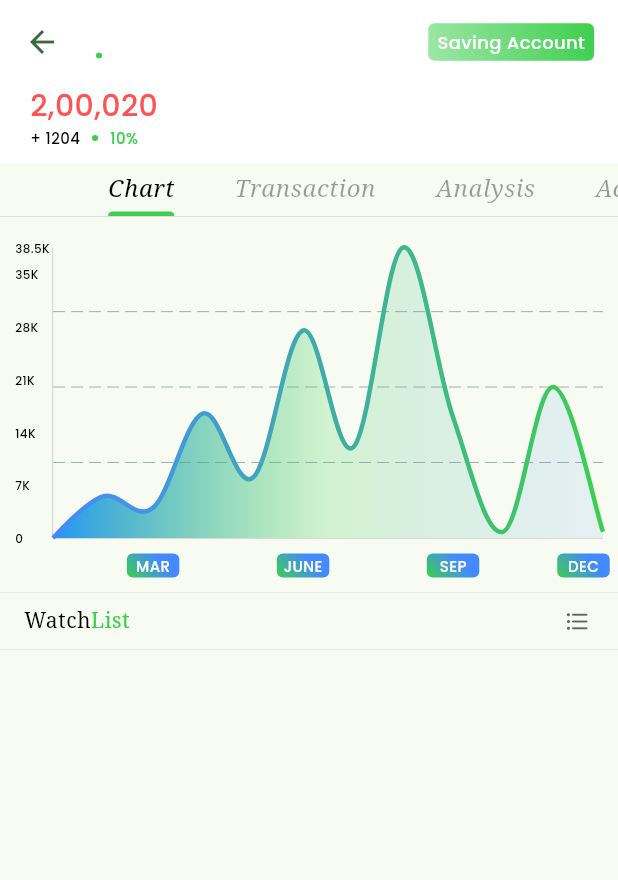
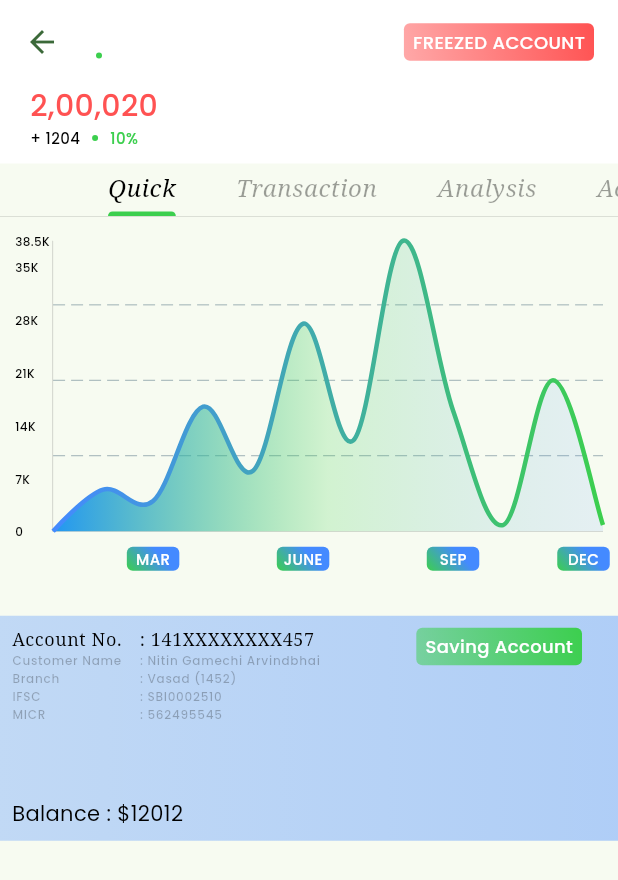
Before and after one commit to GamechiNitin/SimpleBank, a Flutter app: the WatchListDetailScreen screen opened directly with empty values, on a phone screen of 412 x 824 dp. Shown: the top 880 px of the screen. Run offline on Flutter 3.47's test engine with Material 2 defaults, Android fonts, the phone set to English and light mode, and no system bars; drawn by our look-alikes of fl_chart; our stand-ins replace flutter_bloc, google_fonts, shared_preferences; accounts and stored records are empty.

Commit message:
WatchList UI : Account Info Cart

```diff
--- /dev/null
+++ b/lib/view/screen/watchlist/watchlist_details/component/sublabel_component.dart
@@ -0,0 +1,32 @@
+import 'package:simple_bank/utils/import.dart';
+
+class SublaelComponent extends StatelessWidget {
+  const SublaelComponent({super.key, this.l1, this.l2, this.color});
+  final String? l1;
+  final String? l2;
+  final Color? color;
+
+  @override
+  Widget build(BuildContext context) {
+    return Row(
+      children: [
+        SizedBox(
+          width: 85,
+          child: Text(
+            l1 ?? "",
+            style: Theme.of(context).textTheme.labelSmall?.copyWith(
+                  fontSize: 8,
+                ),
+          ),
+        ),
+        Text(
+          ": $l2",
+          style: Theme.of(context).textTheme.labelSmall?.copyWith(
+                fontSize: 8,
+                color: color,
+              ),
+        ),
+      ],
+    );
+  }
+}
--- /dev/null
+++ b/lib/view/screen/watchlist/watchlist_details/tabs/chart_tabs.dart
@@ -0,0 +1,122 @@
+import 'package:simple_bank/utils/import.dart';
+import 'package:simple_bank/view/screen/watchlist/watchlist_details/component/sublabel_component.dart';
+import 'package:simple_bank/view/widget/chart/line_chart.dart';
+
+class ChartTab extends StatelessWidget {
+  const ChartTab({super.key});
+
+  @override
+  Widget build(BuildContext context) {
+    return Column(
+      children: [
+        const LineChartWidget(),
+        const SizedBox(height: 30),
+        Container(
+          height: 150,
+          width: double.infinity,
+          decoration: BoxDecoration(
+            gradient: LinearGradient(
+              colors: [
+                kBlueAccentColor.withOpacity(0.3),
+                kBlueAccentColor.withOpacity(0.4),
+                // kPrimaryColor.withOpacity(0.8),
+              ],
+            ),
+          ),
+          child: Column(
+            crossAxisAlignment: CrossAxisAlignment.start,
+            mainAxisAlignment: MainAxisAlignment.spaceBetween,
+            children: [
+              Padding(
+                padding: const EdgeInsets.all(8.0),
+                child: Row(
+                  crossAxisAlignment: CrossAxisAlignment.start,
+                  mainAxisAlignment: MainAxisAlignment.spaceBetween,
+                  children: [
+                    Expanded(
+                      child: Column(
+                        mainAxisAlignment: MainAxisAlignment.start,
+                        crossAxisAlignment: CrossAxisAlignment.start,
+                        children: [
+                          Row(
+                            children: [
+                              SizedBox(
+                                width: 85,
+                                child: Text(
+                                  "Account No.",
+                                  style: Theme.of(context).textTheme.bodySmall,
+                                ),
+                              ),
+                              Text(
+                                ": 141XXXXXXXX457",
+                                style: Theme.of(context).textTheme.bodySmall,
+                              ),
+                            ],
+                          ),
+                          const SublaelComponent(
+                            l1: "Customer Name",
+                            l2: "Nitin Gamechi Arvindbhai",
+                          ),
+                          const SublaelComponent(
+                            l1: "Branch",
+                            l2: "Vasad (1452)",
+                          ),
+                          const SublaelComponent(
+                            l1: "IFSC",
+                            l2: "SBI0002510",
+                          ),
+                          const SublaelComponent(
+                            l1: "MICR",
+                            l2: "562495545",
+                          )
+                        ],
+                      ),
+                    ),
+                    Container(
+                      height: 25,
+                      padding: const EdgeInsets.symmetric(horizontal: 6),
+                      margin: const EdgeInsets.only(right: 16),
+                      alignment: Alignment.center,
+                      decoration: BoxDecoration(
+                        borderRadius: BorderRadius.circular(4),
+                        gradient: LinearGradient(
+                          begin: Alignment.topRight,
+                          end: Alignment.bottomLeft,
+                          colors: [
+                            // kBlueAccentColor,
+                            // kPrimaryColor,
+                            kPrimaryColor,
+                            kPrimaryColor.withOpacity(0.5),
+                          ],
+                        ),
+                      ),
+                      child: Text(
+                        "Saving Account",
+                        style: Theme.of(context).textTheme.bodyMedium?.copyWith(
+                              fontSize: size12,
+                              fontWeight: FontWeight.w500,
+                              color: kWhiteColor,
+                            ),
+                      ),
+                    ),
+                  ],
+                ),
+              ),
+              const SizedBox(
+                height: 2,
+              ),
+              Padding(
+                padding: const EdgeInsets.all(8.0),
+                child: Text(
+                  "Balance : \$12012",
+                  maxLines: 2,
+                  style: Theme.of(context).textTheme.bodyMedium,
+                ),
+              ),
+            ],
+          ),
+        ),
+      ],
+    );
+  }
+}
--- a/lib/view/screen/watchlist/watchlist_details/watchlist_details_screen.dart
+++ b/lib/view/screen/watchlist/watchlist_details/watchlist_details_screen.dart
@@ -2,6 +2,7 @@ import 'dart:developer';
 
 import 'package:simple_bank/utils/import.dart';
 import 'package:simple_bank/view/screen/watchlist/watchlist_details/component/account_info_appbar_component.dart';
+import 'package:simple_bank/view/screen/watchlist/watchlist_details/tabs/chart_tabs.dart';
 import 'package:simple_bank/view/screen/watchlist/watchlist_home/component/grid_component.dart';
 import 'package:simple_bank/view/widget/chart/line_chart.dart';
 import 'package:simple_bank/view/widget/persistent_header.dart';
@@ -45,6 +46,7 @@ class _WatchListDetailScreenState extends State<WatchListDetailScreen>
   Widget build(BuildContext context) {
     return Scaffold(
       body: NestedScrollView(
+        physics: const BouncingScrollPhysics(),
         controller: scrollController,
         headerSliverBuilder: (context, val) {
           log(val.toString());
@@ -57,8 +59,8 @@ class _WatchListDetailScreenState extends State<WatchListDetailScreen>
               actions: [
                 Container(
                   height: 25,
-                  padding: EdgeInsets.symmetric(horizontal: 6),
-                  margin: EdgeInsets.only(right: 16),
+                  padding: const EdgeInsets.symmetric(horizontal: 6),
+                  margin: const EdgeInsets.only(right: 16),
                   alignment: Alignment.center,
                   decoration: BoxDecoration(
                     borderRadius: BorderRadius.circular(4),
@@ -68,13 +70,13 @@ class _WatchListDetailScreenState extends State<WatchListDetailScreen>
                       colors: [
                         // kBlueAccentColor,
                         // kPrimaryColor,
-                        kPrimaryColor,
-                        kPrimaryColor.withOpacity(0.5),
+                        kErrorColor,
+                        kErrorColor.withOpacity(0.5),
                       ],
                     ),
                   ),
                   child: Text(
-                    "Saving Account",
+                    "FREEZED ACCOUNT",
                     style: Theme.of(context).textTheme.bodyMedium?.copyWith(
                           fontSize: size12,
                           fontWeight: FontWeight.w500,
@@ -135,7 +137,7 @@ class _WatchListDetailScreenState extends State<WatchListDetailScreen>
                 child: PersistentTabBar(
                   controller: controller,
                   tabs: const [
-                    Text("Chart"),
+                    Text("Quick"),
                     Text("Transaction"),
                     Text("Analysis"),
                     Text("Account"),
@@ -147,144 +149,11 @@ class _WatchListDetailScreenState extends State<WatchListDetailScreen>
         },
         body: TabBarView(
           controller: controller,
-          children: [
-            ListView(
-              // shrinkWrap: true,
-              children: [
-                const LineChartWidget(),
-                Container(
-                  margin: const EdgeInsets.only(top: 10),
-                  padding: const EdgeInsets.symmetric(
-                    vertical: 8,
-                    horizontal: 16,
-                  ),
-                  decoration: BoxDecoration(
-                    border: Border(
-                      top: BorderSide(
-                        color: Theme.of(context).disabledColor,
-                        width: 0.1,
-                      ),
-                      bottom: BorderSide(
-                        color: Theme.of(context).disabledColor,
-                        width: 0.1,
-                      ),
-                    ),
-                  ),
-                  child: Row(
-                    mainAxisAlignment: MainAxisAlignment.spaceBetween,
-                    children: [
-                      RichText(
-                        text: TextSpan(
-                          text: "Watch",
-                          style:
-                              Theme.of(context).textTheme.bodySmall?.copyWith(
-                                    fontSize: size14,
-                                  ),
-                          children: [
-                            TextSpan(
-                              text: "List",
-                              style: Theme.of(context)
-                                  .textTheme
-                                  .bodySmall
-                                  ?.copyWith(
-                                    fontSize: size14,
-                                    color: Theme.of(context).primaryColor,
-                                  ),
-                            )
-                          ],
-                        ),
-                      ),
-                      GestureDetector(
-                        onTap: () {
-                          isGridView = !isGridView;
-                          _notify();
-                        },
-                        child: Container(
-                          color: kTransparentColor,
-                          padding: const EdgeInsets.all(2),
-                          child: Icon(
-                            isGridView
-                                ? Icons.grid_view
-                                : Icons.format_list_bulleted_rounded,
-                            color: Theme.of(context).hintColor,
-                            size: 18,
-                          ),
-                        ),
-                      )
-                    ],
-                  ),
-                ),
-                if (isGridView)
-                  GridView.builder(
-                    shrinkWrap: true,
-                    padding: const EdgeInsets.all(16),
-                    physics: const NeverScrollableScrollPhysics(),
-                    itemCount: widget.watchList.length,
-                    gridDelegate:
-                        const SliverGridDelegateWithFixedCrossAxisCount(
-                      crossAxisCount: 3,
-                      mainAxisSpacing: 10,
-                      crossAxisSpacing: 10,
-                    ),
-                    itemBuilder: (context, index) {
-                      return GridComponent(
-                        isSelected: index == 0,
-                        shortName: widget.watchList[index].shortBankName,
-                        fullName: widget.watchList[index].bankName,
-                        balance: widget.watchList[index].balance,
-                        lastTransaction: widget.watchList[index].lastAmount,
-                        percentage: widget.watchList[index].percenttage,
-                        onTap: () {
-                          Navigator.of(context).push(
-                            MaterialPageRoute(
-                              builder: (context) => WatchListDetailScreen(
-                                watchListModel: widget.watchList[index],
-                                watchList: widget.watchList,
-                              ),
-                            ),
-                          );
-                        },
-                      );
-                    },
-                  )
-                else
-                  ListView.builder(
-                    itemCount: widget.watchList.length,
-                    shrinkWrap: true,
-                    padding: const EdgeInsets.only(
-                      top: 4,
-                      right: 16,
-                      bottom: 20,
-                      left: 16,
-                    ),
-                    physics: const BouncingScrollPhysics(),
-                    itemBuilder: (context, index) {
-                      return WatchlistComponent(
-                        isSelected: index == 0,
-                        imageUrl: "https://picsum.photos/200",
-                        shortName: widget.watchList[index].shortBankName,
-                        fullName: widget.watchList[index].bankName,
-                        balance: widget.watchList[index].balance,
-                        lastTransaction: widget.watchList[index].lastAmount,
-                        percentage: widget.watchList[index].percenttage,
-                        onTap: () {
-                          Navigator.of(context).push(
-                            MaterialPageRoute(
-                              builder: (context) => WatchListDetailScreen(
-                                watchListModel: widget.watchList[index],
-                                watchList: widget.watchList,
-                              ),
-                            ),
-                          );
-                        },
-                      );
-                    },
-                  ),
-              ],
-            ),
-            const Center(child: Text("Transaction")),
-            const Center(child: Text("Analysis")),
-            const Center(child: Text("Account")),
+          children: const [
+            ChartTab(),
+            Center(child: Text("Transaction")),
+            Center(child: Text("Analysis")),
+            Center(child: Text("Account")),
           ],
         ),
       ),
--- a/lib/view/widget/persistent_header.dart
+++ b/lib/view/widget/persistent_header.dart
@@ -9,16 +9,16 @@ class PersistentHeader extends SliverPersistentHeaderDelegate {
       BuildContext context, double shrinkOffset, bool overlapsContent) {
     return SizedBox(
       width: double.infinity,
-      height: 40,
+      height: 35.5,
       child: child,
     );
   }
 
   @override
-  double get maxExtent => 40.0;
+  double get maxExtent => 35.5;
 
   @override
-  double get minExtent => 40.0;
+  double get minExtent => 35.5;
 
   @override
   bool shouldRebuild(covariant SliverPersistentHeaderDelegate oldDelegate) {
```
